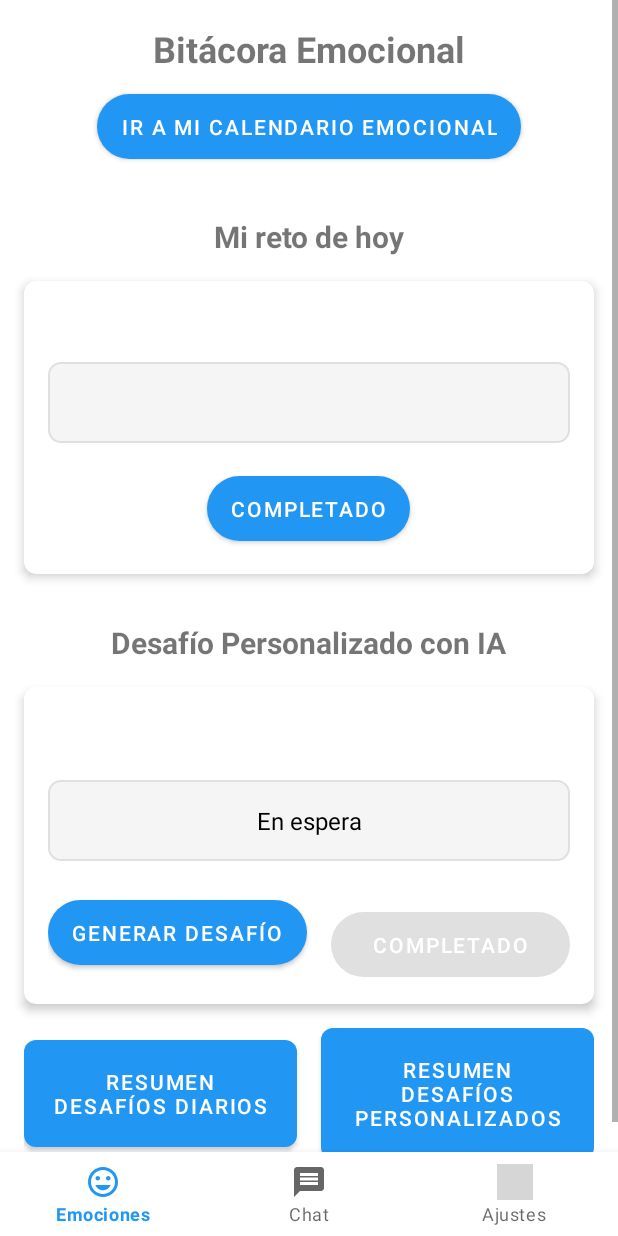
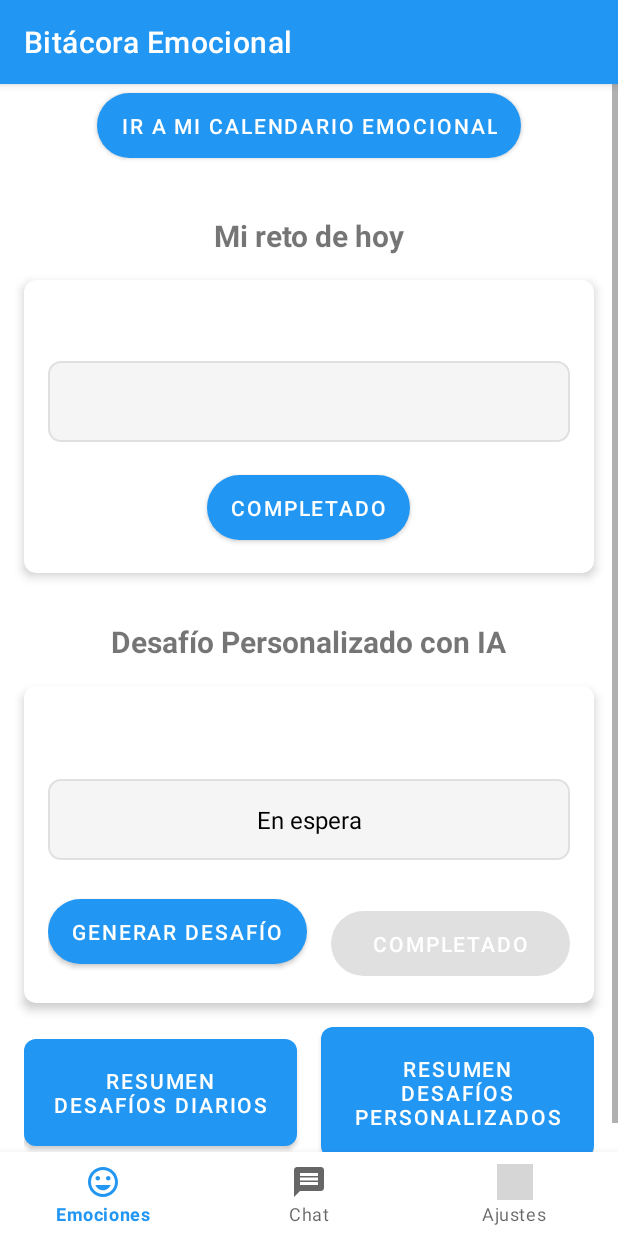
Before and after one commit to AnthonyVillavicencio23/ProyectoDepSpot_Final, an Android app: the layout activity_bitacora_emocional.xml on its own in the app's theme, with its tools: preview values and no code run, on a phone screen of 412 x 824 dp. Run offline under Robolectric (Android 15) with nearby library versions, the light colour scheme and no system bars; grey boxes are pictures that could not be loaded.

```diff
--- a/app/src/main/res/layout/activity_bitacora_emocional.xml
+++ b/app/src/main/res/layout/activity_bitacora_emocional.xml
@@ -4,27 +4,34 @@
     android:layout_width="match_parent"
     android:layout_height="match_parent">
 
+    <com.google.android.material.appbar.MaterialToolbar
+        android:id="@+id/toolbar"
+        android:layout_width="match_parent"
+        android:layout_height="?attr/actionBarSize"
+        android:background="?attr/colorPrimary"
+        android:elevation="4dp"
+        android:theme="@style/ThemeOverlay.MaterialComponents.Dark.ActionBar"
+        app:layout_constraintTop_toTopOf="parent">
+
+        <TextView
+            android:id="@+id/tituloBitacora"
+            android:layout_width="wrap_content"
+            android:layout_height="wrap_content"
+            android:text="Bitácora Emocional"
+            android:textAppearance="@style/TextAppearance.MaterialComponents.Headline6"
+            android:textColor="@android:color/white" />
+
+    </com.google.android.material.appbar.MaterialToolbar>
+
     <ScrollView
         android:layout_width="match_parent"
         android:layout_height="0dp"
-        app:layout_constraintTop_toTopOf="parent"
+        app:layout_constraintTop_toBottomOf="@id/toolbar"
         app:layout_constraintBottom_toTopOf="@id/bottomNavigation">
 
         <androidx.constraintlayout.widget.ConstraintLayout
             android:layout_width="match_parent"
             android:layout_height="wrap_content">
-
-            <TextView
-                android:id="@+id/tituloBitacora"
-                android:layout_width="wrap_content"
-                android:layout_height="wrap_content"
-                android:layout_marginTop="16dp"
-                android:text="Bitácora Emocional"
-                android:textSize="24sp"
-                android:textStyle="bold"
-                app:layout_constraintEnd_toEndOf="parent"
-                app:layout_constraintStart_toStartOf="parent"
-                app:layout_constraintTop_toTopOf="parent" />
 
             <Button
                 android:id="@+id/btnCalendarioEmocional"
@@ -34,7 +41,7 @@
                 android:text="Ir a mi calendario emocional"
                 app:layout_constraintEnd_toEndOf="parent"
                 app:layout_constraintStart_toStartOf="parent"
-                app:layout_constraintTop_toBottomOf="@id/tituloBitacora" />
+                app:layout_constraintTop_toBottomOf="@id/toolbar" />
 
             <TextView
                 android:id="@+id/tituloReto"
```
